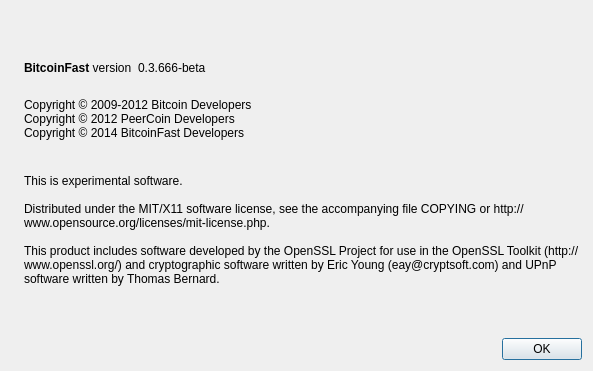
The window that src/qt/forms/aboutdialog.ui (Crypto-Currency/Bitcoin-Fast) describes before a commit, drawn with Qt 5.
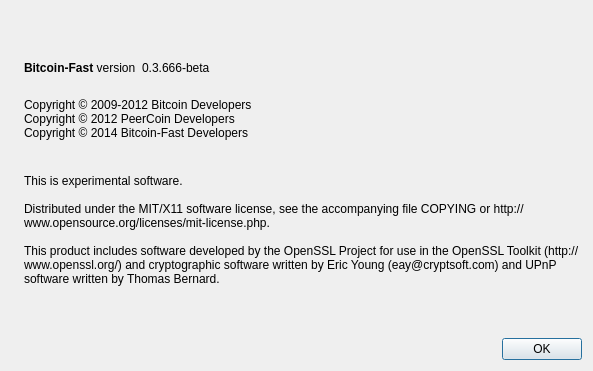
The same window after the commit. Icons and pictures are not drawn.

What changed in the file:
```diff
--- a/src/qt/forms/aboutdialog.ui
+++ b/src/qt/forms/aboutdialog.ui
@@ -50,7 +50,7 @@
           <cursorShape>IBeamCursor</cursorShape>
          </property>
          <property name="text">
-          <string>&lt;b&gt;BitcoinFast&lt;/b&gt; version</string>
+          <string>&lt;b&gt;Bitcoin-Fast&lt;/b&gt; version</string>
          </property>
          <property name="textInteractionFlags">
           <set>Qt::LinksAccessibleByMouse|Qt::TextSelectableByKeyboard|Qt::TextSelectableByMouse</set>
@@ -94,7 +94,7 @@
         <string>
 Copyright © 2009-2012 Bitcoin Developers
 Copyright © 2012 PeerCoin Developers
-Copyright © 2014 BitcoinFast Developers
+Copyright © 2014 Bitcoin-Fast Developers
 </string>
        </property>
        <property name="textInteractionFlags">
```
Left out of the diff: 2 changed lines with no effect on the pictures.
